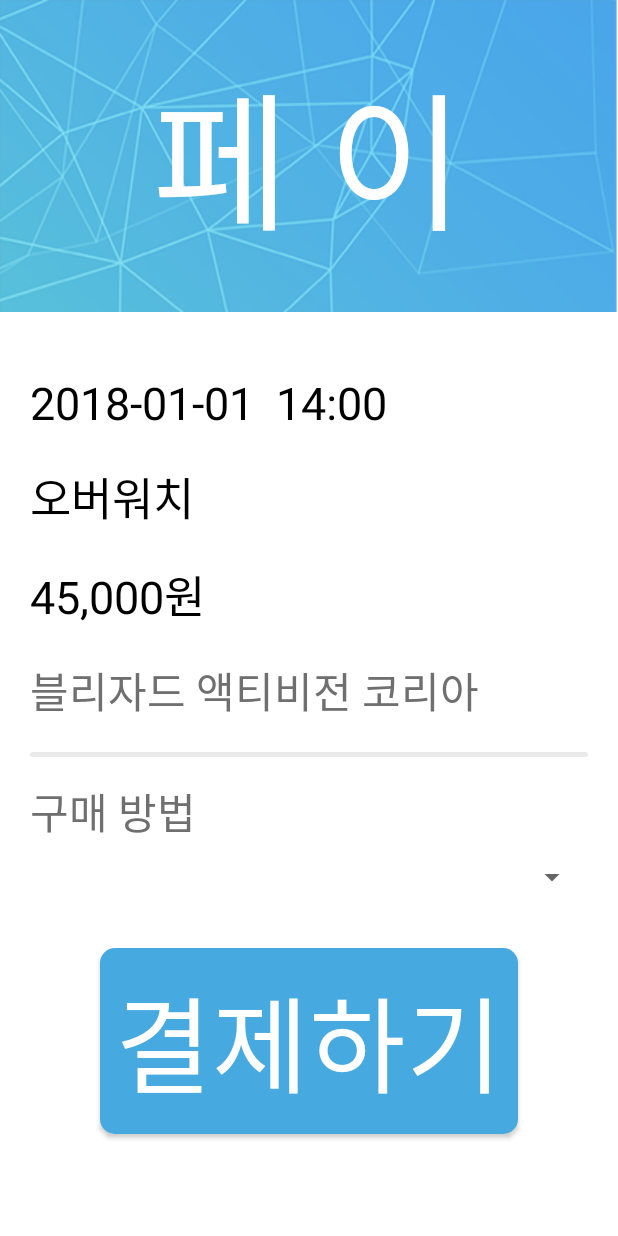
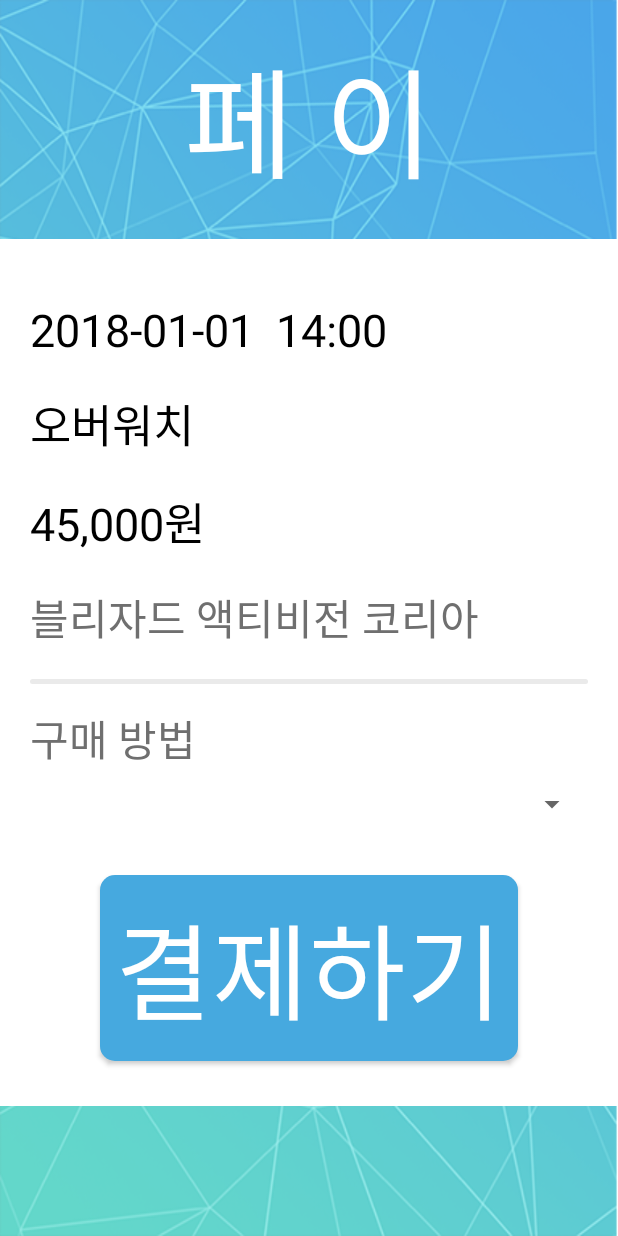
Before and after one commit to iiVSX/Ssenstone_demo, an Android app: the layout activity_pay.xml on its own in the app's theme, with its tools: preview values and no code run, on a phone screen of 412 x 824 dp. Run offline under Robolectric (Android 15) with nearby library versions, the phone set to English and light mode, and no system bars; Roboto replaces fonts that are not available here.

Commit message:
scrollView 추가

```diff
--- a/Ssenstone_bank/app/src/main/java/com/ssenstone/ssenstone_bank/Model/CustomSpinnerAdapter.java
+++ b/Ssenstone_bank/app/src/main/java/com/ssenstone/ssenstone_bank/Model/CustomSpinnerAdapter.java
@@ -53,9 +53,4 @@
         textView.setTextColor(ContextCompat.getColor(mContext, R.color.gray));
         return textView;
     }
-
-//    @Override
-//    public View getDropDownView(int position, View counterView, ViewGroup parent){
-//        Text text =
-//    }
 }
--- a/Ssenstone_bank/app/src/main/res/layout/activity_pay.xml
+++ b/Ssenstone_bank/app/src/main/res/layout/activity_pay.xml
@@ -2,8 +2,6 @@
 <android.support.constraint.ConstraintLayout
     xmlns:android="http://schemas.android.com/apk/res/android" android:layout_width="match_parent"
     android:layout_height="match_parent">
-
-
 
     <RelativeLayout
         android:layout_width="match_parent"
@@ -14,9 +12,13 @@
             style="@style/title"
             android:text="@string/pay_title"/>
 
+        <ScrollView
+            android:layout_below="@id/pay_title"
+            android:layout_width="match_parent"
+            android:layout_height="match_parent">
+
             <RelativeLayout
                 android:id="@+id/pay_container"
-            android:layout_below="@id/pay_title"
                 style="@style/white_container">
 
                 <TableLayout
@@ -133,6 +135,7 @@
                     android:textSize="70sp"
                     android:padding="10dp"
                     android:layout_marginTop="30dp"
+                    android:layout_marginBottom="30dp"
                     android:layout_centerHorizontal="true"
                     android:gravity="center_vertical|center_horizontal"
                     android:background="@drawable/rounded_square_blue"
@@ -140,6 +143,7 @@
 
             </RelativeLayout>
 
+        </ScrollView>
 
     </RelativeLayout>
 
--- a/Ssenstone_bank/app/src/main/res/values/styles.xml
+++ b/Ssenstone_bank/app/src/main/res/values/styles.xml
@@ -11,10 +11,10 @@
         <item name="android:layout_width">wrap_content</item>
         <item name="android:layout_height">wrap_content</item>
         <item name="android:textColor">@color/white</item>
-        <item name="android:textSize">100dp</item>
+        <item name="android:textSize">80dp</item>
         <item name="android:layout_centerHorizontal">true</item>
-        <item name="android:layout_marginTop">30dp</item>
-        <item name="android:layout_marginBottom">30dp</item>
+        <item name="android:layout_marginTop">20dp</item>
+        <item name="android:layout_marginBottom">20dp</item>
     </style>
 
     <style name="white_container">
```
Also changed, not shown: Ssenstone_bank/app/src/main/java/com/ssenstone/ssenstone_bank/Activity/PayActivity.java (+32 -14 lines). Lines whose indentation alone changed are shown as unchanged.
